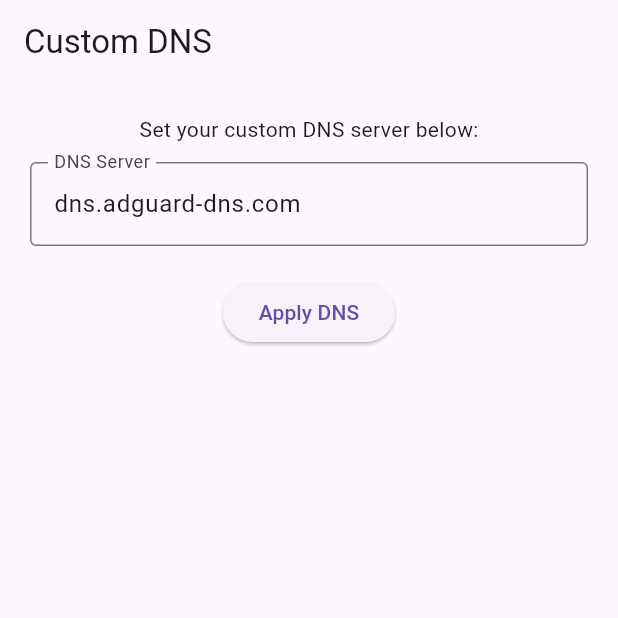
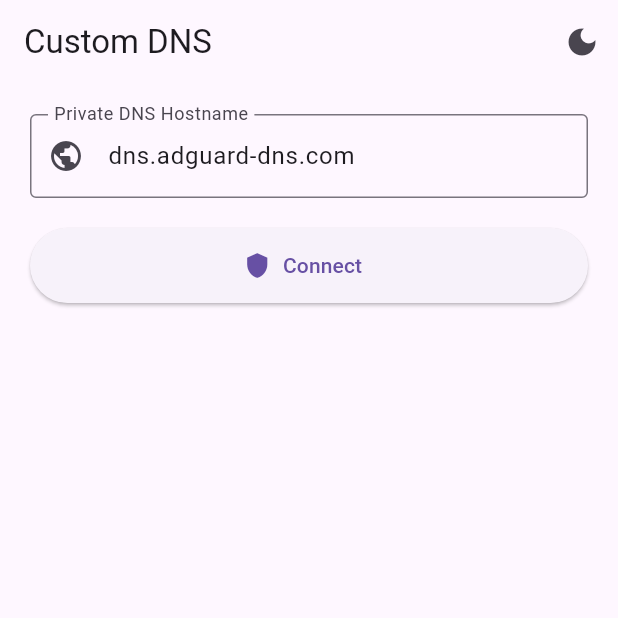
Before and after one commit to hemantasharma223/customdns, a Flutter app: the screen it shows after launch, on a phone screen of 412 x 824 dp, the top half of it. Run offline on Flutter 3.47's test engine with Material 3 defaults, Android fonts, the phone set to English and light mode, and no system bars.

Commit message:
Update main.dart

```diff
--- a/lib/main.dart
+++ b/lib/main.dart
@@ -1,65 +1,119 @@
 import 'package:flutter/material.dart';
+import 'package:provider/provider.dart';
 
 void main() {
-  runApp(const CustomDnsApp());
+  runApp(ChangeNotifierProvider(
+    create: (_) => ThemeProvider(),
+    child: const CustomDNSApp(),
+  ));
 }
 
-class CustomDnsApp extends StatelessWidget {
-  const CustomDnsApp({super.key});
+class CustomDNSApp extends StatelessWidget {
+  const CustomDNSApp({super.key});
 
   @override
   Widget build(BuildContext context) {
+    final themeProvider = Provider.of<ThemeProvider>(context);
     return MaterialApp(
       title: 'Custom DNS',
+      themeMode: themeProvider.themeMode,
       theme: ThemeData(
+        brightness: Brightness.light,
         primarySwatch: Colors.blue,
         useMaterial3: true,
       ),
-      home: const CustomDnsHomePage(),
+      darkTheme: ThemeData(
+        brightness: Brightness.dark,
+        primarySwatch: Colors.blue,
+        useMaterial3: true,
+      ),
+      home: const DNSHomePage(),
+      debugShowCheckedModeBanner: false,
     );
   }
 }
 
-class CustomDnsHomePage extends StatefulWidget {
-  const CustomDnsHomePage({super.key});
+class DNSHomePage extends StatefulWidget {
+  const DNSHomePage({super.key});
 
   @override
-  State<CustomDnsHomePage> createState() => _CustomDnsHomePageState();
+  State<DNSHomePage> createState() => _DNSHomePageState();
 }
 
-class _CustomDnsHomePageState extends State<CustomDnsHomePage> {
-  final TextEditingController _dnsController = TextEditingController(text: "dns.adguard-dns.com");
+class _DNSHomePageState extends State<DNSHomePage> {
+  final TextEditingController _dnsController =
+      TextEditingController(text: 'dns.adguard-dns.com');
+
+  String _status = '';
+
+  void _connect() {
+    setState(() {
+      _status = 'Connected to ${_dnsController.text}';
+    });
+    ScaffoldMessenger.of(context).showSnackBar(
+      SnackBar(content: Text(_status)),
+    );
+  }
 
   @override
   Widget build(BuildContext context) {
+    final themeProvider = Provider.of<ThemeProvider>(context);
     return Scaffold(
-      appBar: AppBar(title: const Text("Custom DNS")),
+      appBar: AppBar(
+        title: const Text('Custom DNS'),
+        actions: [
+          IconButton(
+            tooltip: 'Toggle Theme',
+            icon: Icon(themeProvider.isDarkMode
+                ? Icons.light_mode
+                : Icons.dark_mode),
+            onPressed: themeProvider.toggleTheme,
+          ),
+        ],
+      ),
       body: Padding(
-        padding: const EdgeInsets.all(20.0),
+        padding: const EdgeInsets.all(20),
         child: Column(
           children: [
-            const Text("Set your custom DNS server below:"),
-            const SizedBox(height: 12),
             TextField(
               controller: _dnsController,
               decoration: const InputDecoration(
+                labelText: 'Private DNS Hostname',
                 border: OutlineInputBorder(),
-                labelText: "DNS Server",
+                prefixIcon: Icon(Icons.public),
               ),
             ),
             const SizedBox(height: 20),
-            ElevatedButton(
-              onPressed: () {
-                // Stub: DNS application logic goes here
-                ScaffoldMessenger.of(context).showSnackBar(
-                  SnackBar(content: Text("DNS set to ${_dnsController.text}")),
-                );
-              },
-              child: const Text("Apply DNS"),
-            )
+            ElevatedButton.icon(
+              icon: const Icon(Icons.shield),
+              label: const Text('Connect'),
+              onPressed: _connect,
+              style: ElevatedButton.styleFrom(
+                minimumSize: const Size.fromHeight(50),
+              ),
+            ),
+            const SizedBox(height: 20),
+            Text(
+              _status,
+              style: Theme.of(context).textTheme.bodyLarge,
+            ),
           ],
         ),
       ),
     );
   }
 }
+
+class ThemeProvider extends ChangeNotifier {
+  ThemeMode _themeMode = ThemeMode.system;
+
+  ThemeMode get themeMode => _themeMode;
+
+  bool get isDarkMode => _themeMode == ThemeMode.dark;
+
+  void toggleTheme() {
+    _themeMode =
+        _themeMode == ThemeMode.dark ? ThemeMode.light : ThemeMode.dark;
+    notifyListeners();
+  }
+}
```
